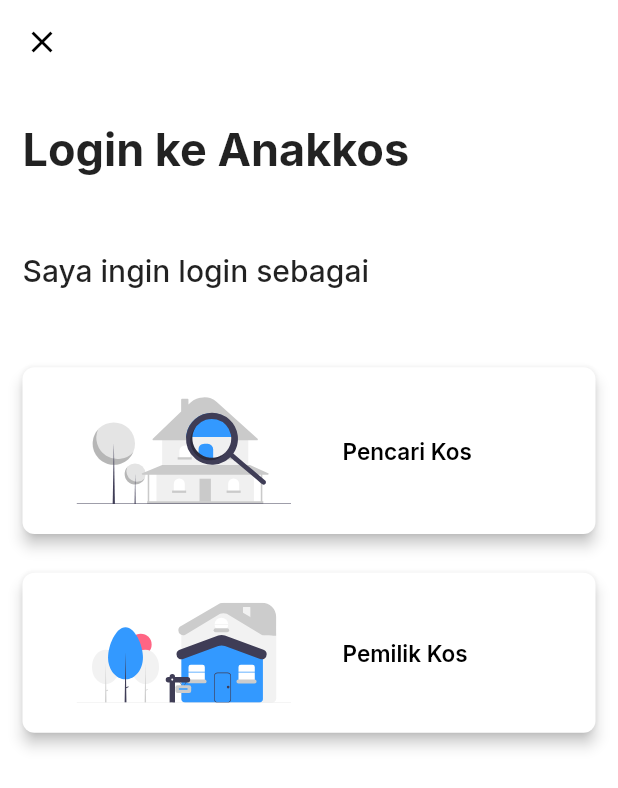
After one commit to NamkuGavin/Project_TA_Anakkos, a Flutter app: the RolePage screen opened directly, on a phone screen of 412 x 824 dp. The commit adds this screen. Shown: the top 788 px of the screen. Run offline on Flutter 3.47's test engine with Material 2 defaults, Android fonts, the phone set to English and light mode, and no system bars; our stand-ins replace dotted_border, flutter_screenutil, flutter_svg, google_fonts, hexcolor, multi_select_flutter and 1 more; accounts and stored records are empty.

Commit message:
feat: [GA] Role Page

```diff
--- a/lib/ui/chat_page.dart
+++ b/lib/ui/chat_page.dart
@@ -4,6 +4,7 @@ import 'package:flutter_svg/flutter_svg.dart';
 import 'package:google_fonts/google_fonts.dart';
 import 'package:project_anakkos_app/common/color_values.dart';
 import 'package:project_anakkos_app/common/shared_code.dart';
+import 'package:project_anakkos_app/ui/role_page.dart';
 import 'package:shared_preferences/shared_preferences.dart';
 
 class ChatPage extends StatefulWidget {
@@ -71,7 +72,9 @@ class _ChatPageState extends State<ChatPage> {
                       shape: RoundedRectangleBorder(
                           borderRadius: BorderRadius.circular(20)),
                     ),
-                    onPressed: () {},
+                    onPressed: () {
+                      SharedCode.navigatorPush(context, RolePage());
+                    },
                     child: Text('Login',
                         style: GoogleFonts.inter(fontWeight: FontWeight.bold))),
               ),
--- a/lib/ui/history_page.dart
+++ b/lib/ui/history_page.dart
@@ -4,6 +4,7 @@ import 'package:flutter_svg/flutter_svg.dart';
 import 'package:google_fonts/google_fonts.dart';
 import 'package:project_anakkos_app/common/color_values.dart';
 import 'package:project_anakkos_app/common/shared_code.dart';
+import 'package:project_anakkos_app/ui/role_page.dart';
 import 'package:shared_preferences/shared_preferences.dart';
 
 class HistoryPage extends StatefulWidget {
@@ -71,7 +72,9 @@ class _HistoryPageState extends State<HistoryPage> {
                       shape: RoundedRectangleBorder(
                           borderRadius: BorderRadius.circular(20)),
                     ),
-                    onPressed: () {},
+                    onPressed: () {
+                      SharedCode.navigatorPush(context, RolePage());
+                    },
                     child: Text('Login',
                         style: GoogleFonts.inter(fontWeight: FontWeight.bold))),
               ),
--- a/lib/ui/home_page.dart
+++ b/lib/ui/home_page.dart
@@ -8,8 +8,8 @@ import 'package:project_anakkos_app/common/color_values.dart';
 import 'package:project_anakkos_app/common/shared_code.dart';
 import 'package:project_anakkos_app/dummy/dummy%20model/fliter_model.dart';
 import 'package:project_anakkos_app/dummy/dummywidget.dart';
-import 'package:project_anakkos_app/ui/nearby_kost.dart';
-import 'package:project_anakkos_app/ui/populer_kost.dart';
+import 'package:project_anakkos_app/widget/nearby_kost.dart';
+import 'package:project_anakkos_app/widget/populer_kost.dart';
 
 import '../dummy/dummy model/populer_model.dart';
 
--- /dev/null
+++ b/lib/ui/login_page.dart
@@ -0,0 +1,15 @@
+import 'package:flutter/material.dart';
+
+class LoginPage extends StatefulWidget {
+  const LoginPage({Key? key}) : super(key: key);
+
+  @override
+  State<LoginPage> createState() => _LoginPageState();
+}
+
+class _LoginPageState extends State<LoginPage> {
+  @override
+  Widget build(BuildContext context) {
+    return Container();
+  }
+}
--- a/lib/ui/profile_page.dart
+++ b/lib/ui/profile_page.dart
@@ -4,6 +4,8 @@ import 'package:flutter_svg/flutter_svg.dart';
 import 'package:google_fonts/google_fonts.dart';
 import 'package:project_anakkos_app/common/color_values.dart';
 import 'package:project_anakkos_app/common/shared_code.dart';
+import 'package:project_anakkos_app/ui/login_page.dart';
+import 'package:project_anakkos_app/ui/role_page.dart';
 import 'package:shared_preferences/shared_preferences.dart';
 
 class ProfilePage extends StatefulWidget {
@@ -71,7 +73,9 @@ class _ProfilePageState extends State<ProfilePage> {
                       shape: RoundedRectangleBorder(
                           borderRadius: BorderRadius.circular(20)),
                     ),
-                    onPressed: () {},
+                    onPressed: () {
+                      SharedCode.navigatorPush(context, RolePage());
+                    },
                     child: Text('Login',
                         style: GoogleFonts.inter(fontWeight: FontWeight.bold))),
               ),
--- /dev/null
+++ b/lib/ui/role_page.dart
@@ -0,0 +1,98 @@
+import 'package:flutter/material.dart';
+import 'package:flutter_screenutil/flutter_screenutil.dart';
+import 'package:flutter_svg/flutter_svg.dart';
+import 'package:google_fonts/google_fonts.dart';
+import 'package:project_anakkos_app/common/color_values.dart';
+import 'package:project_anakkos_app/common/shared_code.dart';
+
+class RolePage extends StatefulWidget {
+  const RolePage({Key? key}) : super(key: key);
+
+  @override
+  State<RolePage> createState() => _RolePageState();
+}
+
+class _RolePageState extends State<RolePage> {
+  @override
+  Widget build(BuildContext context) {
+    return Scaffold(
+      appBar: appBarWidget(),
+      body: Padding(
+        padding: EdgeInsets.symmetric(horizontal: 15),
+        child: Column(
+          crossAxisAlignment: CrossAxisAlignment.start,
+          mainAxisAlignment: MainAxisAlignment.start,
+          children: [
+            SizedBox(height: 25.h),
+            Text("Login ke Anakkos",
+                style: GoogleFonts.inter(
+                    fontWeight: FontWeight.bold, fontSize: 30)),
+            SizedBox(height: 50.h),
+            Text("Saya ingin login sebagai",
+                style: GoogleFonts.inter(
+                    fontWeight: FontWeight.w500, fontSize: 20)),
+            SizedBox(height: 50.h),
+            ElevatedButton(
+              onPressed: () {},
+              style: ElevatedButton.styleFrom(
+                primary: Colors.white,
+                onPrimary: ColorValues.primaryBlue,
+                shadowColor: Colors.black,
+                elevation: 4.0,
+              ),
+              child: Padding(
+                padding: EdgeInsets.all(20),
+                child: Row(
+                  children: [
+                    SvgPicture.asset("assets/logo/user.svg", width: 125.w),
+                    SizedBox(width: 30.w),
+                    Text("Pencari Kos",
+                        style: GoogleFonts.inter(
+                            fontWeight: FontWeight.w600,
+                            fontSize: 15,
+                            color: Colors.black))
+                  ],
+                ),
+              ),
+            ),
+            SizedBox(height: 25.h),
+            ElevatedButton(
+              onPressed: () {},
+              style: ElevatedButton.styleFrom(
+                primary: Colors.white,
+                onPrimary: ColorValues.primaryBlue,
+                shadowColor: Colors.black,
+                elevation: 4.0,
+              ),
+              child: Padding(
+                padding: EdgeInsets.all(20),
+                child: Row(
+                  children: [
+                    SvgPicture.asset("assets/logo/seller.svg", width: 125.w),
+                    SizedBox(width: 30.w),
+                    Text("Pemilik Kos",
+                        style: GoogleFonts.inter(
+                            fontWeight: FontWeight.w600,
+                            fontSize: 15,
+                            color: Colors.black))
+                  ],
+                ),
+              ),
+            )
+          ],
+        ),
+      ),
+    );
+  }
+
+  appBarWidget() {
+    return AppBar(
+      backgroundColor: Colors.white,
+      leading: IconButton(
+          onPressed: () {
+            SharedCode.navigatorPop(context);
+          },
+          icon: Icon(Icons.close, color: Colors.black)),
+    );
+  }
+}
```
Also changed, not shown: assets/logo/seller.svg (added), assets/logo/user.svg (added), lib/widget/nearby_kost.dart (renamed from lib/ui/nearby_kost.dart), lib/widget/populer_kost.dart (renamed from lib/ui/populer_kost.dart).
